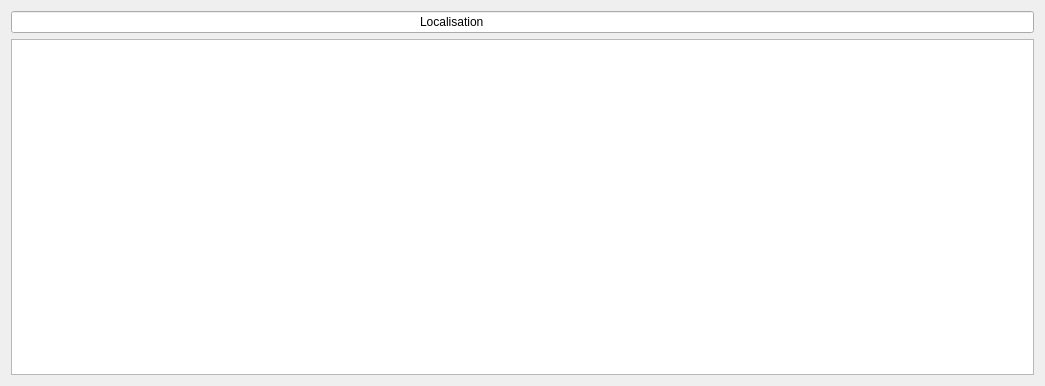
Above: localStationCS/widgetlocalisation.ui from Gnoumy/RaspMeteo before the change. Below: the same form after it.
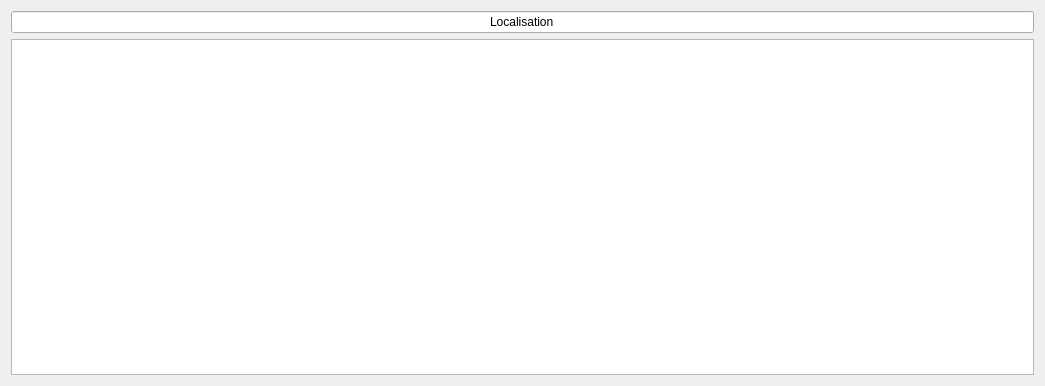
That is the form after the change.

Patch:
```diff
--- a/localStationCS/widgetlocalisation.ui
+++ b/localStationCS/widgetlocalisation.ui
@@ -19,7 +19,10 @@
      <item>
       <widget class="QLineEdit" name="lineEdit">
        <property name="text">
-        <string>                                                                                                                          Localisation</string>
+        <string>Localisation</string>
+       </property>
+       <property name="alignment">
+        <set>Qt::AlignCenter</set>
        </property>
       </widget>
      </item>
```
